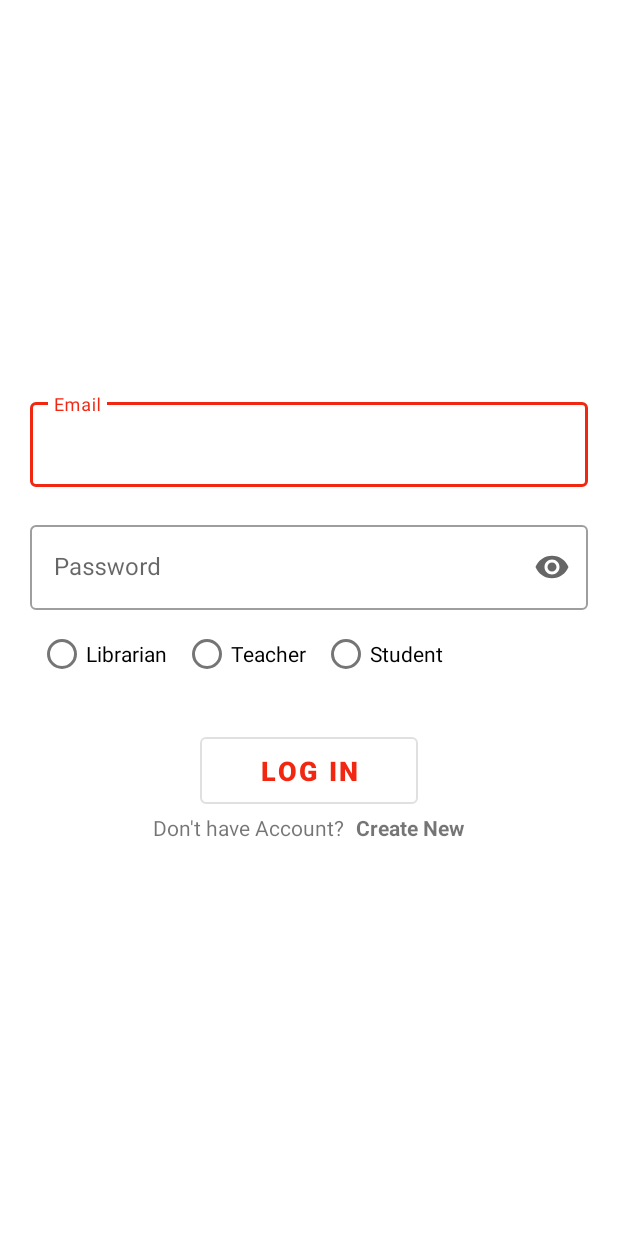
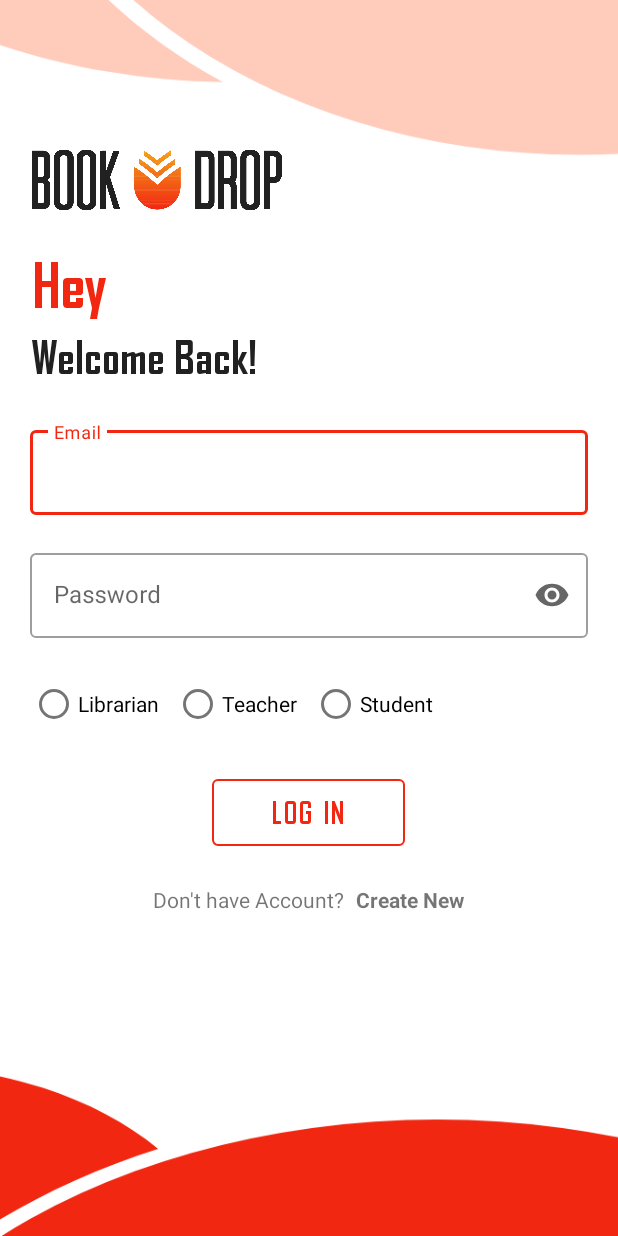
Before and after one commit to Fantastic-Four-CSC-370/Book-Drop, an Android app: the screen it shows after launch once a user with an empty profile is signed in (LoginActivity), on a phone screen of 412 x 824 dp. Run offline under Robolectric (Android 15) with nearby library versions, the phone set to English and light mode, and no system bars; our stand-ins replace Firebase (no records; nobody signed in at launch, a user with empty details on screens opened directly).

Commit message:
UI updated

```diff
--- a/app/src/main/res/layout/activity_login.xml
+++ b/app/src/main/res/layout/activity_login.xml
@@ -4,18 +4,54 @@
     xmlns:tools="http://schemas.android.com/tools"
     android:layout_width="match_parent"
     android:layout_height="match_parent"
-    android:padding="20dp"
+    android:background="@drawable/login_bg"
     tools:context=".LoginActivity">
 
-    <LinearLayout
+    <ImageView
+        android:id="@+id/logo"
+        android:layout_width="166.67dp"
+        android:layout_height="40dp"
+        android:layout_marginStart="21dp"
+        android:layout_marginTop="100dp"
+        android:src="@drawable/logo" />
+
+    <TextView
+        android:id="@+id/hey_text"
+        android:layout_width="wrap_content"
+        android:layout_height="wrap_content"
+        android:layout_below="@id/logo"
+        android:layout_marginStart="21dp"
+        android:layout_marginTop="25dp"
+        android:fontFamily="@font/agencyb"
+        android:text="Hey"
+        android:textColor="@color/primary"
+        android:textSize="40sp" />
+
+    <TextView
+        android:id="@+id/welcome_back_text"
+        android:layout_width="wrap_content"
+        android:layout_height="wrap_content"
+        android:layout_below="@id/hey_text"
+        android:layout_marginStart="21dp"
+        android:layout_marginTop="5dp"
+        android:fontFamily="@font/agencyb"
+        android:text="Welcome Back!"
+        android:textColor="@color/primary_text"
+        android:textSize="30sp" />
+
+
+    <RelativeLayout
+        android:id="@+id/login_box"
         android:layout_width="match_parent"
         android:layout_height="wrap_content"
+        android:layout_below="@id/welcome_back_text"
         android:layout_centerInParent="true"
-        android:orientation="vertical">
+        android:layout_marginTop="25dp"
+        android:paddingHorizontal="20dp">
 
         <com.google.android.material.textfield.TextInputLayout
 
-
+            android:id="@+id/email_textbox"
             style="@style/Widget.MaterialComponents.TextInputLayout.OutlinedBox"
             android:layout_width="match_parent"
             android:layout_height="wrap_content"
@@ -32,12 +68,14 @@
 
         <com.google.android.material.textfield.TextInputLayout
 
+            android:id="@+id/password_textbox"
             style="@style/Widget.MaterialComponents.TextInputLayout.OutlinedBox"
             android:layout_width="match_parent"
-
             android:layout_height="wrap_content"
+            android:layout_below="@id/email_textbox"
             android:layout_marginTop="10dp"
             android:hint="Password"
+
             app:endIconMode="password_toggle">
 
             <com.google.android.material.textfield.TextInputEditText
@@ -52,13 +90,14 @@
             android:id="@+id/degSelector"
             android:layout_width="wrap_content"
             android:layout_height="wrap_content"
+            android:layout_below="@id/password_textbox"
+            android:layout_marginTop="20dp"
             android:orientation="horizontal">
 
             <RadioButton
                 android:id="@+id/radio_button_1"
                 android:layout_width="wrap_content"
                 android:layout_height="wrap_content"
-                android:layout_margin="5dp"
                 android:checked="false"
                 android:text="Librarian" />
 
@@ -66,7 +105,7 @@
                 android:id="@+id/radio_button_2"
                 android:layout_width="wrap_content"
                 android:layout_height="wrap_content"
-                android:layout_margin="5dp"
+                android:layout_marginStart="10dp"
                 android:checked="false"
                 android:text="Teacher" />
 
@@ -74,7 +113,7 @@
                 android:id="@+id/radio_button_3"
                 android:layout_width="wrap_content"
                 android:layout_height="wrap_content"
-                android:layout_margin="5dp"
+                android:layout_marginStart="10dp"
                 android:checked="false"
                 android:text="Student" />
         </RadioGroup>
@@ -84,17 +123,23 @@
             style="?attr/materialButtonOutlinedStyle"
             android:layout_width="wrap_content"
             android:layout_height="wrap_content"
+            android:layout_below="@id/degSelector"
+            android:layout_centerHorizontal="true"
             android:layout_gravity="center_horizontal"
             android:layout_marginTop="20dp"
+            android:fontFamily="@font/agencyb"
             android:paddingHorizontal="40dp"
             android:paddingVertical="10dp"
             android:text="Log in"
-            android:textSize="18sp"
-            android:textStyle="bold" />
+            android:textSize="20sp"
+            android:textStyle="bold"
+            app:strokeColor="@color/primary" />
 
         <RelativeLayout
             android:layout_width="match_parent"
             android:layout_height="wrap_content"
+            android:layout_below="@id/lbtn"
+            android:layout_marginTop="20dp"
             android:gravity="center_horizontal">
 
             <TextView
@@ -114,6 +159,6 @@
 
         </RelativeLayout>
 
-    </LinearLayout>
+    </RelativeLayout>
 
 </RelativeLayout>
--- a/app/src/main/res/layout/activity_signup_form.xml
+++ b/app/src/main/res/layout/activity_signup_form.xml
@@ -5,6 +5,7 @@
     android:layout_width="match_parent"
     android:layout_height="match_parent"
     android:padding="20dp"
+    android:background="@drawable/login_bg"
     tools:context=".signupForm">
 
     <LinearLayout
```
Also changed, not shown: app/src/main/res/drawable-hdpi/login_bg.png (added), app/src/main/res/drawable-ldpi/login_bg.png (added), app/src/main/res/drawable-mdpi/login_bg.png (added), app/src/main/res/drawable-xhdpi/login_bg.png (added), app/src/main/res/drawable-xxhdpi/login_bg.png (added), app/src/main/res/drawable-xxxhdpi/login_bg.png (added).
